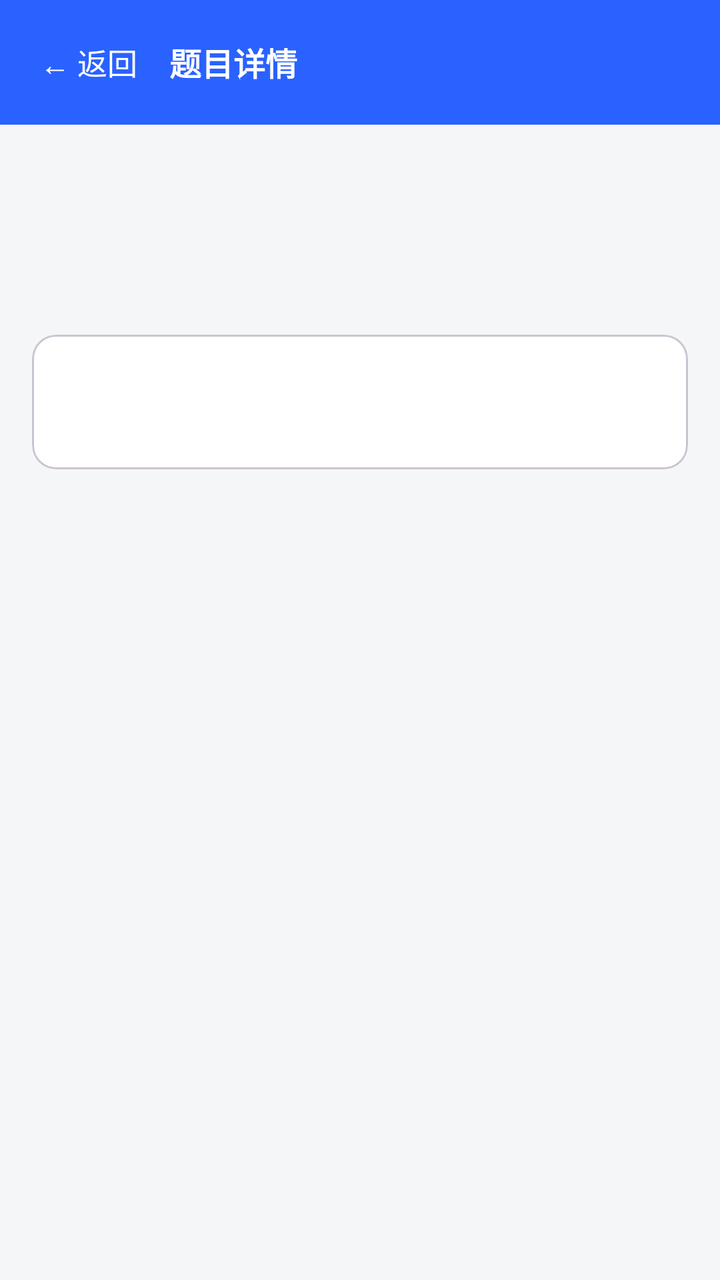
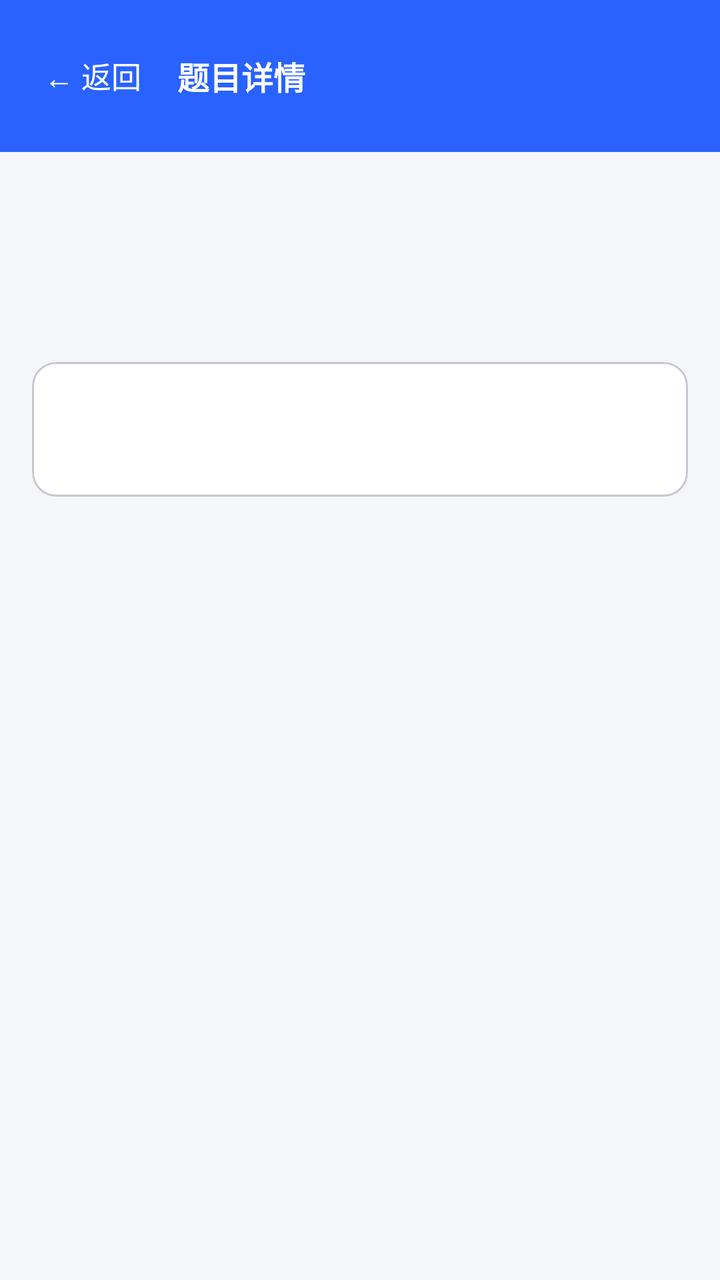

The first picture is an Android layout as it rendered before a commit; the second is the same layout after the commit. The layout source and the unified diff follow.
<!-- AndroidManifest.xml: application theme Theme.ExamPrep -->
<!-- res/layout/activity_question_detail.xml -->
<?xml version="1.0" encoding="utf-8"?>
<LinearLayout xmlns:android="http://schemas.android.com/apk/res/android"
    android:layout_width="match_parent" android:layout_height="match_parent"
    android:orientation="vertical" android:background="@color/bg">

    <LinearLayout
        android:layout_width="match_parent" android:layout_height="wrap_content"
        android:background="@color/primary" android:gravity="center_vertical"
        android:orientation="horizontal" android:padding="14dp">
        <TextView
            android:id="@+id/btnBack"
            android:layout_width="wrap_content" android:layout_height="wrap_content"
            android:padding="6dp" android:text="← 返回"
            android:textColor="#FFFFFF" android:textSize="15sp" />
        <TextView
            android:layout_width="0dp" android:layout_weight="1"
            android:layout_height="wrap_content" android:layout_marginStart="10dp"
            android:text="题目详情" android:textColor="#FFFFFF" android:textSize="16sp"
            android:textStyle="bold" />
    </LinearLayout>

    <ScrollView
        android:layout_width="match_parent" android:layout_height="0dp"
        android:layout_weight="1" android:fillViewport="true">

        <LinearLayout
            android:layout_width="match_parent" android:layout_height="wrap_content"
            android:orientation="vertical" android:padding="16dp">

            <TextView
                android:id="@+id/tvQTypeName"
                style="@style/StatLabel" />

            <TextView
                android:id="@+id/tvQStem"
                android:layout_width="match_parent" android:layout_height="wrap_content"
                android:layout_marginTop="6dp"
                android:textColor="@color/text_main" android:textSize="16sp"
                android:lineSpacingExtra="4dp" />

            <TextView
                android:id="@+id/tvQOptions"
                android:layout_width="match_parent" android:layout_height="wrap_content"
                android:layout_marginTop="12dp"
                android:textColor="@color/text_main" android:textSize="14sp"
                android:lineSpacingExtra="6dp" />

            <com.google.android.material.card.MaterialCardView
                android:layout_width="match_parent" android:layout_height="wrap_content"
                android:layout_marginTop="14dp">
                <LinearLayout
                    android:layout_width="match_parent" android:layout_height="wrap_content"
                    android:orientation="vertical" android:padding="12dp">
                    <TextView
                        android:id="@+id/tvQAnswer"
                        style="@style/CardText" android:textColor="@color/correct" />
                    <TextView
                        android:id="@+id/tvQAnalysis"
                        style="@style/CardText" android:layout_marginTop="8dp" />
                </LinearLayout>
            </com.google.android.material.card.MaterialCardView>
        </LinearLayout>
    </ScrollView>
</LinearLayout>
<!-- resources referenced by this layout -->
<resources>
  <color name="bg">#F5F6F8</color>
  <color name="correct">#2E7D32</color>
  <color name="primary">#2962FF</color>
  <color name="text_main">#1B1F27</color>
  <style name="CardText">
          <item name="android:layout_width">match_parent</item>
          <item name="android:layout_height">wrap_content</item>
          <item name="android:textColor">@color/text_sub</item>
          <item name="android:textSize">13sp</item>
      </style>
  <style name="StatLabel">
          <item name="android:layout_width">wrap_content</item>
          <item name="android:layout_height">wrap_content</item>
          <item name="android:textColor">@color/text_sub</item>
          <item name="android:textSize">12sp</item>
      </style>
  <style name="Theme.ExamPrep" parent="Theme.Material3.DayNight.NoActionBar">
          <item name="colorPrimary">@color/primary</item>
          <item name="colorOnPrimary">#FFFFFF</item>
          <item name="colorPrimaryContainer">@color/chip_bg</item>
          <item name="colorSecondary">@color/accent</item>
          <item name="android:colorBackground">@color/bg</item>
          <item name="colorSurface">@color/card</item>
          <item name="android:statusBarColor">@color/primary</item>
          <item name="android:textColorPrimary">@color/text_main</item>
          <item name="android:textColorSecondary">@color/text_sub</item>
      </style>
  <color name="text_sub">#7A8190</color>
  <color name="chip_bg">#EEF2FF</color>
  <color name="accent">#00BFA5</color>
  <color name="card">#FFFFFF</color>
</resources>

<!-- the commit's change to res/layout/activity_question_detail.xml (unified diff, before → after) -->
@@ -8,6 +8,7 @@
         android:background="@color/primary" android:gravity="center_vertical"
         android:orientation="horizontal" android:padding="14dp">
         <TextView
+            style="@style/TopAction"
             android:id="@+id/btnBack"
             android:layout_width="wrap_content" android:layout_height="wrap_content"
             android:padding="6dp" android:text="← 返回"
<!-- resource entries referenced after the edit -->
@@ -16,6 +16,18 @@
           <item name="android:textColor">@color/text_sub</item>
           <item name="android:textSize">12sp</item>
       </style>
+  <style name="TopAction">
+          <item name="android:layout_width">wrap_content</item>
+          <item name="android:layout_height">wrap_content</item>
+          <item name="android:minWidth">48dp</item>
+          <item name="android:minHeight">48dp</item>
+          <item name="android:gravity">center</item>
+          <item name="android:paddingStart">8dp</item>
+          <item name="android:paddingEnd">8dp</item>
+          <item name="android:textColor">#FFFFFF</item>
+          <item name="android:textSize">15sp</item>
+          <item name="android:background">?attr/selectableItemBackground</item>
+      </style>
   <style name="Theme.ExamPrep" parent="Theme.Material3.DayNight.NoActionBar">
           <item name="colorPrimary">@color/primary</item>
           <item name="colorOnPrimary">#FFFFFF</item>
@@ -27,7 +39,7 @@
           <item name="android:textColorPrimary">@color/text_main</item>
           <item name="android:textColorSecondary">@color/text_sub</item>
       </style>
-  <color name="text_sub">#7A8190</color>
+  <color name="text_sub">#5C6472</color>
   <color name="chip_bg">#EEF2FF</color>
   <color name="accent">#00BFA5</color>
   <color name="card">#FFFFFF</color>
